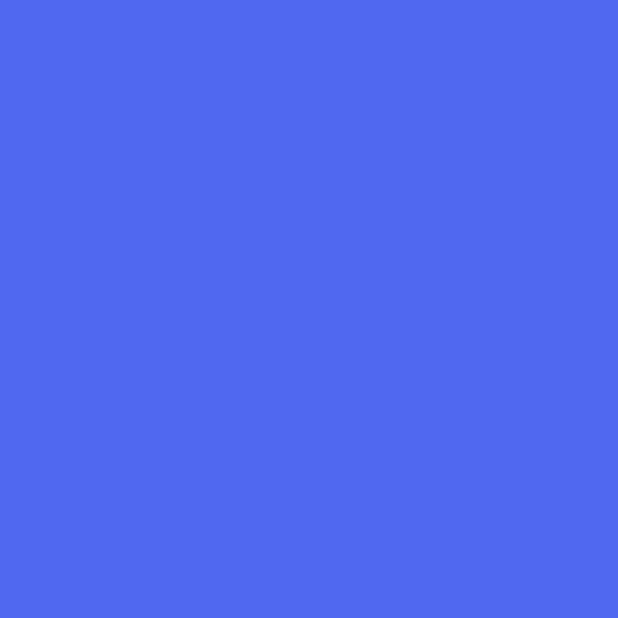
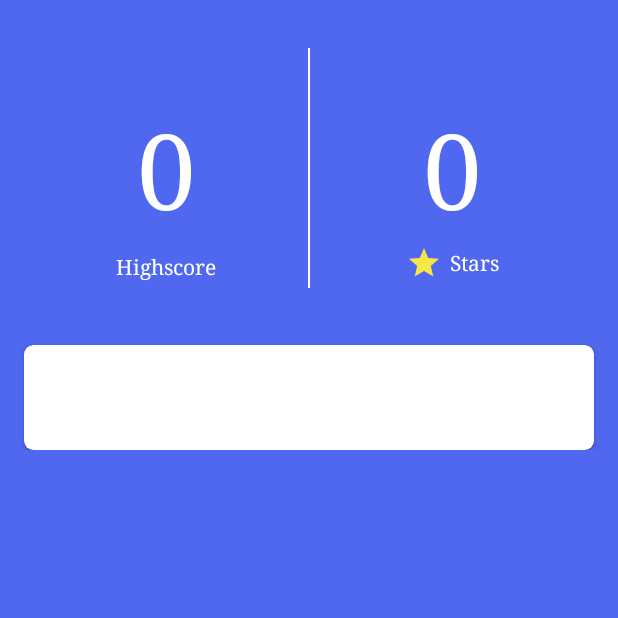
Before and after one commit to rkumar0206/Quiz_App, an Android app: the screen it shows after launch (MainActivity), on a phone screen of 412 x 824 dp, the top half of it. Before the commit the part shown is empty. Run offline under Robolectric (Android 15) with nearby library versions, the phone set to English and light mode, and no system bars; our stand-ins replace Dagger/Hilt's generated code.

Commit message:
-> working on the layout of the fragment_home.xml

```diff
--- /dev/null
+++ b/app/src/main/res/drawable/ic_baseline_star_24.xml
@@ -0,0 +1,10 @@
+<vector xmlns:android="http://schemas.android.com/apk/res/android"
+    android:width="24dp"
+    android:height="24dp"
+    android:viewportWidth="24"
+    android:viewportHeight="24"
+   >
+  <path
+      android:fillColor="@color/color_of_star"
+      android:pathData="M12,17.27L18.18,21l-1.64,-7.03L22,9.24l-7.19,-0.61L12,2 9.19,8.63 2,9.24l5.46,4.73L5.82,21z"/>
+</vector>
--- a/app/src/main/res/layout/fragment_home.xml
+++ b/app/src/main/res/layout/fragment_home.xml
@@ -1,12 +1,18 @@
 <?xml version="1.0" encoding="utf-8"?>
-<androidx.constraintlayout.widget.ConstraintLayout xmlns:android="http://schemas.android.com/apk/res/android"
+<androidx.coordinatorlayout.widget.CoordinatorLayout xmlns:android="http://schemas.android.com/apk/res/android"
+    xmlns:app="http://schemas.android.com/apk/res-auto"
+    xmlns:tools="http://schemas.android.com/tools"
     android:layout_width="match_parent"
     android:layout_height="match_parent"
-    xmlns:tools="http://schemas.android.com/tools"
-    tools:context=".ui.fragments.HomeFragment"
     android:background="@color/background_color"
-    >
+    tools:context=".ui.fragments.HomeFragment">
 
+    <androidx.core.widget.NestedScrollView
+        android:layout_width="match_parent"
+        android:layout_height="match_parent"
+        app:layout_behavior="com.google.android.material.appbar.AppBarLayout$ScrollingViewBehavior">
 
+        <include layout="@layout/home_layout" />
+    </androidx.core.widget.NestedScrollView>
 
-</androidx.constraintlayout.widget.ConstraintLayout>
+</androidx.coordinatorlayout.widget.CoordinatorLayout>
--- /dev/null
+++ b/app/src/main/res/layout/home_layout.xml
@@ -0,0 +1,103 @@
+<?xml version="1.0" encoding="utf-8"?>
+<androidx.constraintlayout.widget.ConstraintLayout xmlns:android="http://schemas.android.com/apk/res/android"
+    xmlns:app="http://schemas.android.com/apk/res-auto"
+    xmlns:tools="http://schemas.android.com/tools"
+    android:layout_width="match_parent"
+    android:layout_height="match_parent"
+    android:background="@color/background_color">
+
+    <androidx.constraintlayout.widget.ConstraintLayout
+        android:id="@+id/constraintLayout"
+        android:layout_width="match_parent"
+        android:layout_height="160dp"
+        android:layout_marginStart="16dp"
+        android:layout_marginTop="32dp"
+        android:layout_marginEnd="16dp"
+        app:layout_constraintEnd_toEndOf="parent"
+        app:layout_constraintHorizontal_bias="0.5"
+        app:layout_constraintStart_toStartOf="parent"
+        app:layout_constraintTop_toTopOf="parent">
+
+
+        <TextView
+            android:id="@+id/textView"
+            android:layout_width="wrap_content"
+            android:layout_height="wrap_content"
+            android:layout_weight="1"
+            android:text="0"
+            android:textColor="@color/white"
+            android:textSize="70dp"
+            app:layout_constraintBottom_toBottomOf="parent"
+            app:layout_constraintEnd_toStartOf="@+id/divider"
+            app:layout_constraintStart_toStartOf="parent"
+            app:layout_constraintTop_toTopOf="parent" />
+
+        <View
+            android:id="@+id/divider"
+            android:layout_width="1dp"
+            android:layout_height="match_parent"
+            android:background="#FFFFFF"
+            app:layout_constraintBottom_toBottomOf="parent"
+            app:layout_constraintEnd_toEndOf="parent"
+            app:layout_constraintHorizontal_bias="0.5"
+            app:layout_constraintStart_toStartOf="parent"
+            app:layout_constraintTop_toTopOf="parent" />
+
+        <TextView
+            android:id="@+id/textView2"
+            android:layout_width="wrap_content"
+            android:layout_height="wrap_content"
+            android:text="0"
+            android:textColor="@color/white"
+            android:textSize="70dp"
+            app:layout_constraintBottom_toBottomOf="parent"
+            app:layout_constraintEnd_toEndOf="parent"
+            app:layout_constraintStart_toEndOf="@+id/divider"
+            app:layout_constraintTop_toTopOf="parent" />
+
+        <TextView
+            android:id="@+id/textView3"
+            android:layout_width="wrap_content"
+            android:layout_height="wrap_content"
+            android:layout_marginTop="8dp"
+            android:padding="2dp"
+            android:text="Highscore"
+            android:textColor="@color/white"
+            app:layout_constraintEnd_toStartOf="@+id/divider"
+            app:layout_constraintStart_toStartOf="parent"
+            app:layout_constraintTop_toBottomOf="@+id/textView" />
+
+        <TextView
+            android:id="@+id/textView4"
+            android:layout_width="wrap_content"
+            android:layout_height="wrap_content"
+            android:drawableStart="@drawable/ic_baseline_star_24"
+            android:drawablePadding="5dp"
+            android:gravity="center_vertical"
+            android:padding="2dp"
+            android:text="Stars"
+            android:textColor="@color/white"
+            app:layout_constraintBottom_toBottomOf="parent"
+            app:layout_constraintEnd_toEndOf="parent"
+            app:layout_constraintStart_toEndOf="@+id/divider"
+            app:layout_constraintTop_toBottomOf="@+id/textView2" />
+    </androidx.constraintlayout.widget.ConstraintLayout>
+
+    <androidx.cardview.widget.CardView
+        android:layout_width="match_parent"
+        android:layout_height="70dp"
+        android:layout_marginStart="16dp"
+        android:layout_marginTop="38dp"
+        android:layout_marginEnd="16dp"
+        app:cardCornerRadius="6dp"
+        app:layout_constraintEnd_toEndOf="parent"
+        app:layout_constraintHorizontal_bias="0.5"
+        app:layout_constraintStart_toStartOf="parent"
+        app:layout_constraintTop_toBottomOf="@+id/constraintLayout" >
+
+        <RelativeLayout
+            android:layout_width="match_parent"
+            android:layout_height="match_parent"/>
+    </androidx.cardview.widget.CardView>
+
+</androidx.constraintlayout.widget.ConstraintLayout>
--- a/app/src/main/res/values/colors.xml
+++ b/app/src/main/res/values/colors.xml
@@ -12,4 +12,5 @@
     <color name="divider_color">#C4C4C4</color>
     <color name="primary_text_color">#212121</color>
     <color name="button_color">#F07858</color>
+    <color name="color_of_star">#F4FFEC41</color>
 </resources>
--- a/app/src/main/res/values/themes.xml
+++ b/app/src/main/res/values/themes.xml
@@ -12,5 +12,6 @@
         <!-- Status bar color. -->
         <item name="android:statusBarColor" tools:targetApi="l">@color/background_color</item>
         <!-- Customize your theme here. -->
+        <item name="fontFamily">serif</item>
     </style>
 </resources>
```
